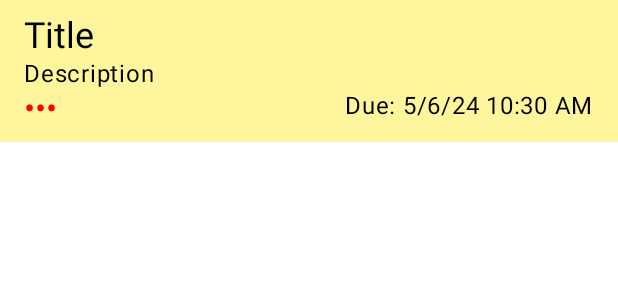
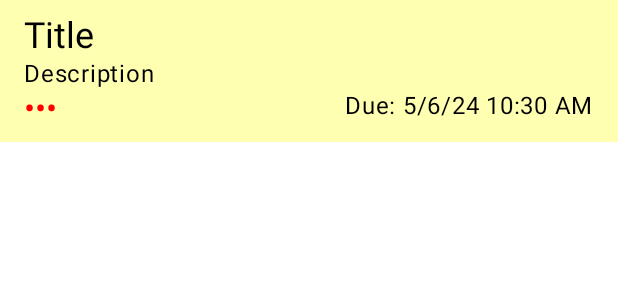
Before and after one commit to shaunburch/demo-todo, an Android app built with Jetpack Compose: the @Preview function Preview, on a phone screen of 412 x 824 dp. Shown: the top 300 px of the screen. Run offline under Robolectric (Android 15) with nearby library versions, the phone set to English and light mode, and no system bars.

```diff
--- a/app/src/main/java/com/example/demo/ui/list/TodoListItem.kt
+++ b/app/src/main/java/com/example/demo/ui/list/TodoListItem.kt
@@ -1,5 +1,6 @@
 package com.example.demo.ui.list
 
+import android.content.res.Configuration.UI_MODE_NIGHT_YES
 import androidx.compose.foundation.background
 import androidx.compose.foundation.clickable
 import androidx.compose.foundation.layout.Arrangement
@@ -63,7 +64,8 @@ fun TodoListItem(
                     onEdit(todo.copy(isEditing = true))
                 },
     ) {
-        val color = if (todo.isFlagged) Color(0xFFFFF59D) else Color.Transparent
+        // yellow with 50% opacity
+        val color = if (todo.isFlagged) Color.Yellow.copy(alpha = 0.3f) else Color.Transparent
         Column(modifier = Modifier.background(color)) {
             if (todo.isEditing) {
                 EditableTodo(todo, onEdit, focusManager)
@@ -87,7 +89,7 @@ private fun ReadOnlyTodo(todo: Todo) {
         ) {
             when (todo.priority) {
                 Priority.NONE -> null
-                Priority.LOW -> "•" to Color.Black
+                Priority.LOW -> "•" to MaterialTheme.colorScheme.onSurface
                 Priority.MEDIUM -> "••" to Color(0xFFFFA500)
                 Priority.HIGH -> "•••" to Color.Red
             }?.let { (text, color) ->
@@ -236,6 +238,7 @@ private fun EditableTodo(
 }
 
 @Preview(showBackground = true, name = "To Do")
+@Preview(showBackground = true, name = "To Do (Night)", uiMode = UI_MODE_NIGHT_YES)
 @Composable
 private fun Preview() {
     DemoTheme {
@@ -253,6 +256,7 @@ private fun Preview() {
 }
 
 @Preview(showBackground = true, name = "To Do – Edit Mode")
+@Preview(showBackground = true, name = "To Do – Edit Mode (Night)", uiMode = UI_MODE_NIGHT_YES)
 @Composable
 private fun PreviewEdit() {
     DemoTheme {
```
